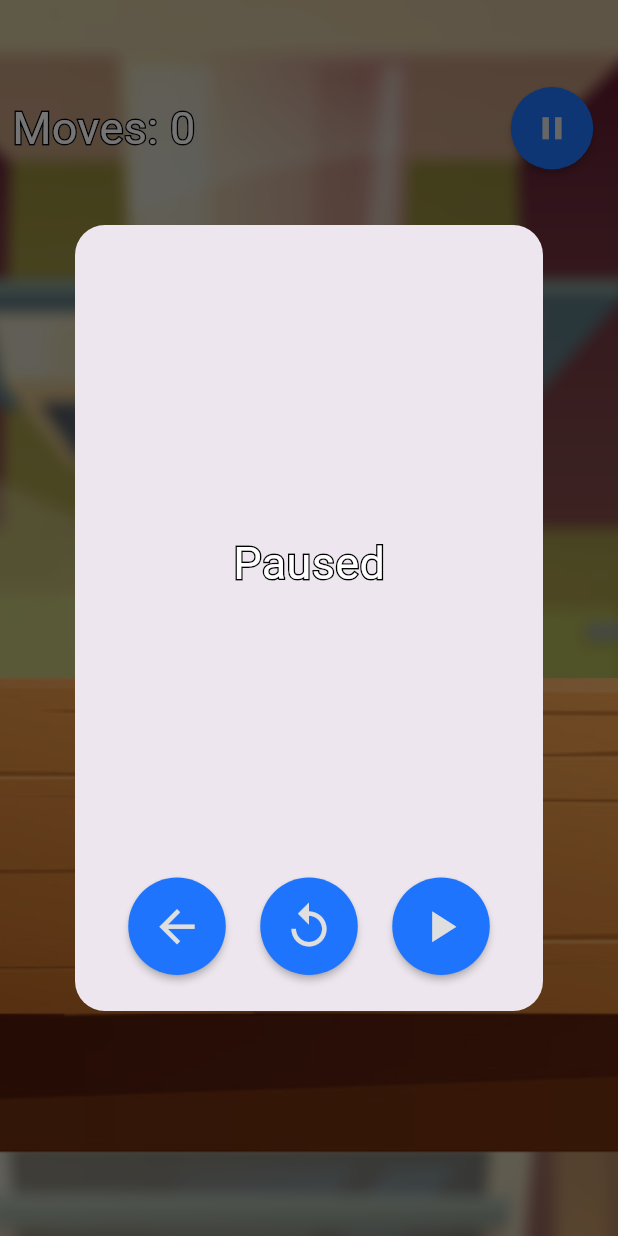
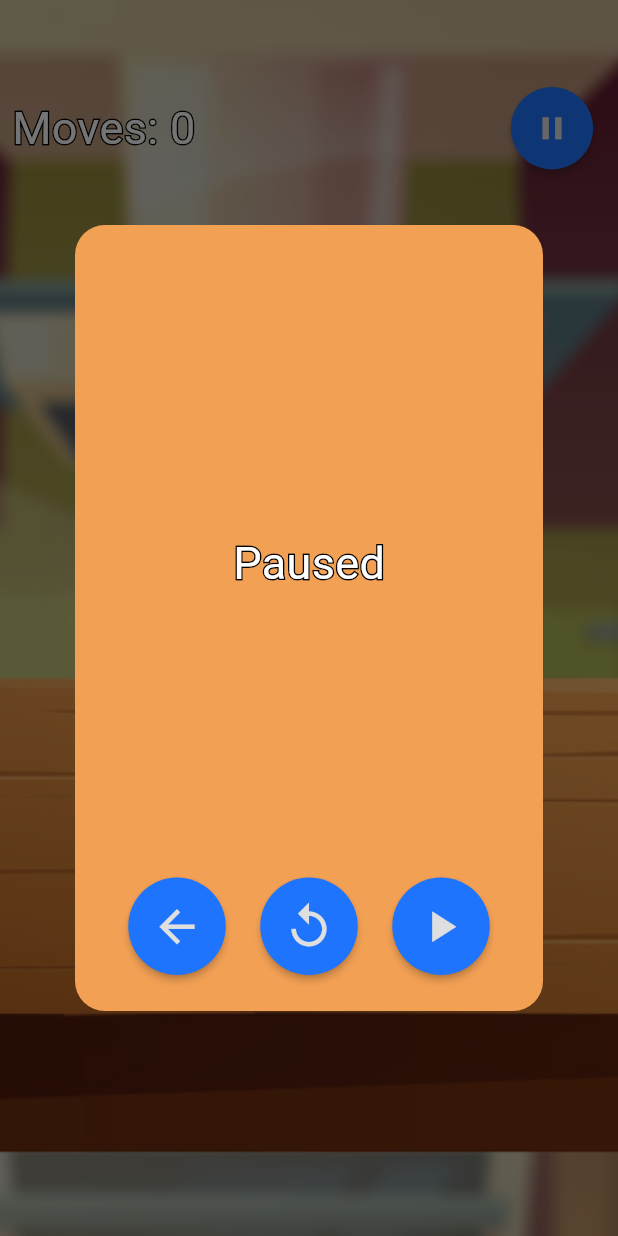
Before and after one commit to RedFlameKen/school_glassgame, a Flutter app: the GamePage screen opened directly, after a tap on the "pause" icon, on a phone screen of 412 x 824 dp. Run offline on Flutter 3.47's test engine with Material 3 defaults, Android fonts, the light colour scheme and no system bars.

Commit message:
fix: dialog colors

```diff
--- a/lib/colors/colors.dart
+++ b/lib/colors/colors.dart
@@ -3,6 +3,7 @@ import 'package:flutter/material.dart';
 class GlassGameColors {
   static const Color WATER = Color(0xFF77BBDD); // #77BBDD
   static const Color GLASS = Color(0x99DFDFDF); // #DFDFDF
-  static const Color BUTTON_BACKGROUND = Color(0xFF1e74fd); // #77BBDD
-  static const Color BUTTON_FOREGROUND = Color(0xFFDFDFDF); // #DFDFDF
+  static const Color BUTTON_BG = Color(0xFF1e74fd); // #77BBDD
+  static const Color BUTTON_FG = Color(0xFFDFDFDF); // #DFDFDF
+  static const Color DIALOG_BG = Color(0xFFf2a054); // #f2a054
 }
--- a/lib/components/large_button.dart
+++ b/lib/components/large_button.dart
@@ -16,8 +16,8 @@ class LargeButton extends StatelessWidget {
     super.key,
     required this.onPressed,
     required this.label,
-    this.backgroundColor = GlassGameColors.BUTTON_BACKGROUND,
-    this.foregroundColor = GlassGameColors.BUTTON_FOREGROUND,
+    this.backgroundColor = GlassGameColors.BUTTON_BG,
+    this.foregroundColor = GlassGameColors.BUTTON_FG,
     this.size = const Size(200, 80),
     this.borderSize = 5,
     this.fontSize = 25,
--- a/lib/components/pause_menu.dart
+++ b/lib/components/pause_menu.dart
@@ -1,4 +1,5 @@
 import 'package:flutter/material.dart';
+import 'package:mp5/colors/colors.dart';
 import 'package:mp5/components/large_label.dart';
 import 'package:mp5/components/round_button.dart';
 import 'package:mp5/pages/game_page.dart';
@@ -10,6 +11,7 @@ class PauseMenu extends StatelessWidget {
   Widget build(BuildContext context) {
     return AlertDialog(
       alignment: .center,
+      backgroundColor: GlassGameColors.DIALOG_BG,
       insetPadding: .only(top: 150, bottom: 150),
       shape: RoundedRectangleBorder(borderRadius: .all(.circular(20))),
       content: Container(
--- a/lib/components/result_menu.dart
+++ b/lib/components/result_menu.dart
@@ -1,4 +1,5 @@
 import 'package:flutter/material.dart';
+import 'package:mp5/colors/colors.dart';
 import 'package:mp5/components/large_label.dart';
 import 'package:mp5/components/round_button.dart';
 
@@ -11,6 +12,7 @@ class ResultMenu extends StatelessWidget {
   @override
   Widget build(BuildContext context) {
     return AlertDialog(
+      backgroundColor: GlassGameColors.DIALOG_BG,
       alignment: .center,
       insetPadding: .only(top: 150, bottom: 150),
       shape: RoundedRectangleBorder(borderRadius: .all(.circular(20))),
--- a/lib/components/round_button.dart
+++ b/lib/components/round_button.dart
@@ -19,8 +19,8 @@ class RoundButton extends StatelessWidget {
       padding: .all(15),
       elevation: 2,
       shape: CircleBorder(),
-      fillColor: GlassGameColors.BUTTON_BACKGROUND,
-      child: Icon(icon, color: GlassGameColors.BUTTON_FOREGROUND, size: size),
+      fillColor: GlassGameColors.BUTTON_BG,
+      child: Icon(icon, color: GlassGameColors.BUTTON_FG, size: size),
     );
   }
 }
```
